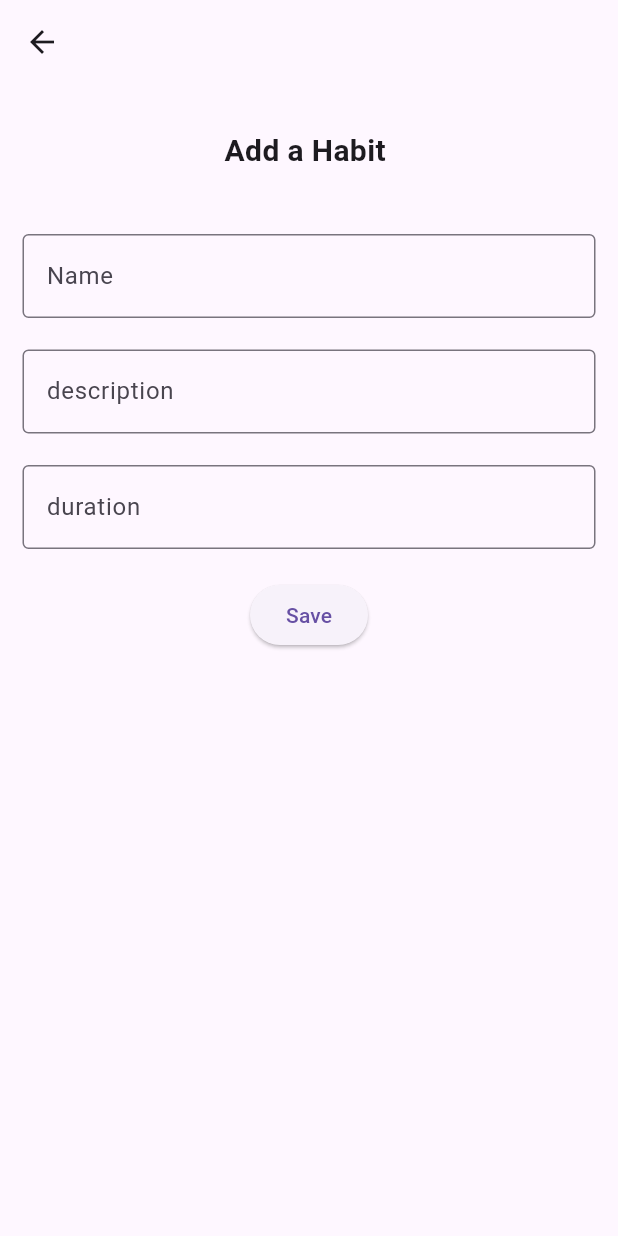
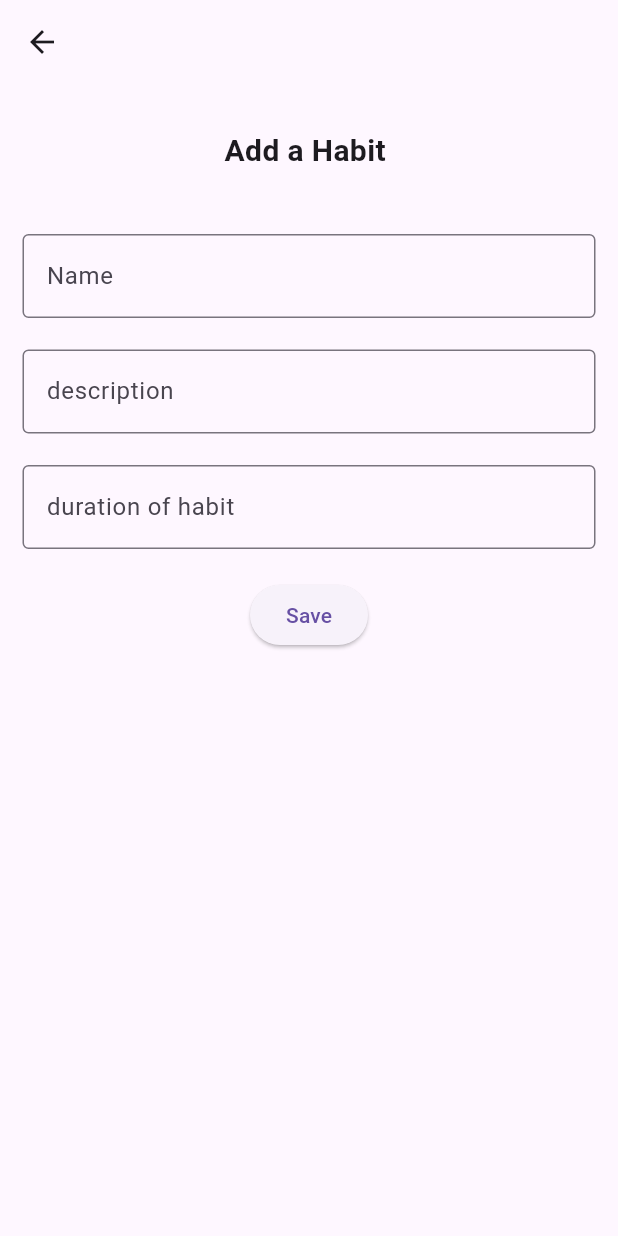
Before and after one commit to Sparklinglily/Habit-Tracker-App, a Flutter app: the AddHabitPage screen opened directly, on a phone screen of 412 x 824 dp. Run offline on Flutter 3.47's test engine with Material 3 defaults, Android fonts, the phone set to English and light mode, and no system bars; our stand-ins replace cloud_firestore, email_validator, firebase_auth, firebase_core, flutter_slidable, hive and 2 more; missing offline and left inert: dart:ffi; accounts and stored records are empty; network calls fail.

Commit message:
fixed minor bugs

```diff
--- a/lib/presentation/views/addHabit/addHabitPage.dart
+++ b/lib/presentation/views/addHabit/addHabitPage.dart
@@ -58,7 +58,7 @@ class _AddHabitPageState extends State<AddHabitPage> {
               TextField(
                 controller: habitDurationController,
                 decoration: InputDecoration(
-                    border: OutlineInputBorder(), hintText: 'duration'),
+                    border: OutlineInputBorder(), hintText: 'duration of habit'),
               ),
               SizedBox(
                 height: 20,
```
